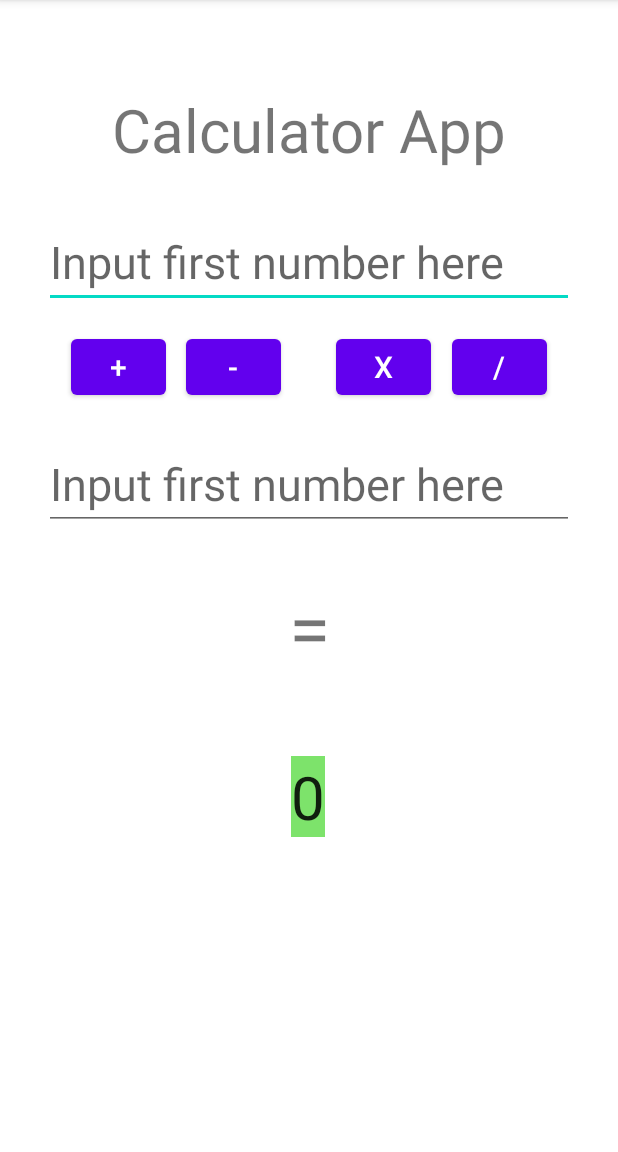
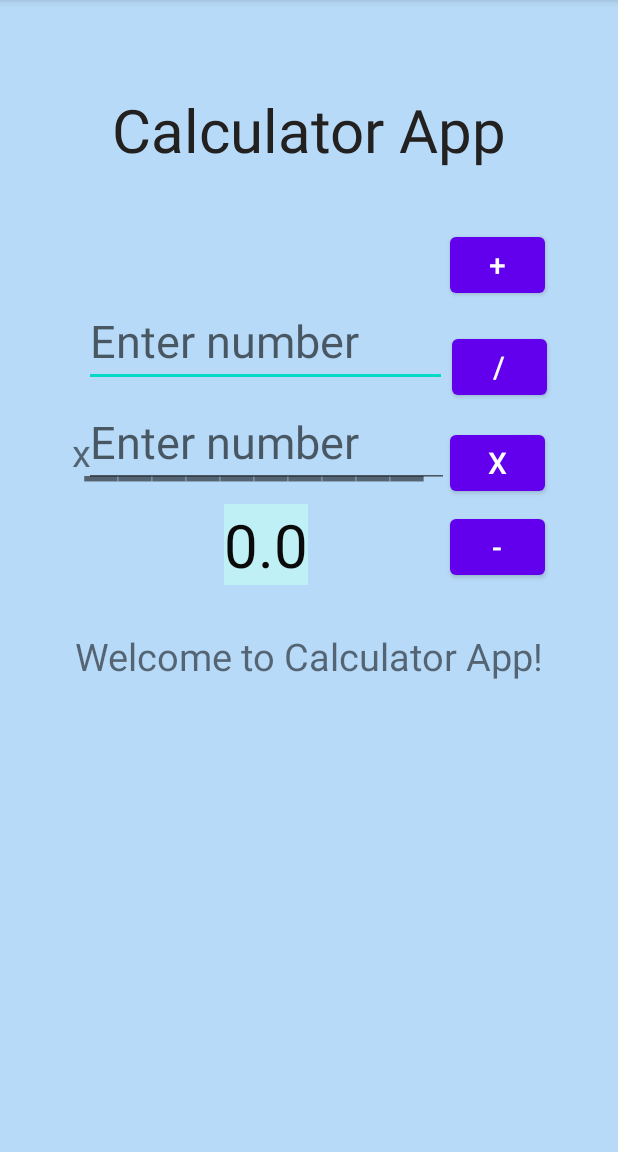
Before and after one commit to Alex-Sauer/MyCalculatorApp, an Android app: the screen it shows after launch (MainActivity), after a tap on an icon or button, on a phone screen of 412 x 824 dp, the part 84-1236 px from its top. Run offline under Robolectric (Android 15) with nearby library versions, the phone set to English and light mode, and no system bars; 2 statements that could not run were skipped.

Commit message:
finished making it look nice

```diff
--- a/app/src/main/java/com/example/mycalcapp/MainActivity.java
+++ b/app/src/main/java/com/example/mycalcapp/MainActivity.java
@@ -8,29 +8,40 @@ import android.view.View;
 import android.widget.EditText;
 import android.widget.TextView;
 
+import java.util.InputMismatchException;
+
 public class MainActivity extends AppCompatActivity {
-
+    int operation = 5;
+    double total=0;
+    int num2;
+    int num1;
+    TextView operationText;
     @Override
     protected void onCreate(Bundle savedInstanceState) {
         super.onCreate(savedInstanceState);
         setContentView(R.layout.activity_main);
+        operationText= (TextView) findViewById(R.id.operation);
     }
-    int operation = 5;
-    int total=0;
+
+
     public void add (View view){
         operation=1;
+        operationText.setText("+");
         solve(view);
     }
     public void sub (View view){
         operation=2;
+        operationText.setText("-");
         solve(view);
     }
     public void multiply (View view){
-        operation=2;
+        operation=3;
+        operationText.setText("x");
         solve(view);
     }
     public void divide (View view){
-        operation=2;
+        operation=4;
+        operationText.setText("/");
         solve(view);
     }
     public void solve(View view){
@@ -40,8 +51,14 @@ public class MainActivity extends AppCompatActivity {
         TextView botTxt = findViewById(R.id.bottomText);
         String topNum = topTxt.getText().toString();
         String botNum = botTxt.getText().toString();
-        int num1= Integer.parseInt(topNum);
-        int num2= Integer.parseInt(botNum);
+        try {
+            num1= Integer.parseInt(topNum);
+            num2= Integer.parseInt(botNum);
+        }catch (InputMismatchException e){
+            TextView textView = (TextView) findViewById(R.id.popUpMessages);
+            textView.setText("Please make sure to enter a whole number");//set the text in edit text
+        }
+
         if (operation==1){
             //add
             total = num1+num2;
@@ -51,10 +68,16 @@ public class MainActivity extends AppCompatActivity {
         }else if(operation==3){
             total = num1*num2;
         }else{
-            total = num1/num2;
+            total = (double)num1/num2;
         }
 
         String wordTotal = ("" + total);
+        if (operation!=4 && wordTotal.charAt(wordTotal.length()-1)==0){
+            wordTotal = wordTotal.substring(0,wordTotal.length()-2);
+        }
+        if (operation==4 && wordTotal.length()>7){
+            wordTotal = wordTotal.substring(0,7);
+        }
         EditText editText = (EditText) findViewById(R.id.answerBox);
         editText.setText(wordTotal);//set the text in edit text
     }
--- a/app/src/main/res/layout/activity_main.xml
+++ b/app/src/main/res/layout/activity_main.xml
@@ -1,9 +1,9 @@
-<?xml version="1.0" encoding="utf-8"?>
 <androidx.constraintlayout.widget.ConstraintLayout xmlns:android="http://schemas.android.com/apk/res/android"
     xmlns:app="http://schemas.android.com/apk/res-auto"
     xmlns:tools="http://schemas.android.com/tools"
     android:layout_width="match_parent"
     android:layout_height="match_parent"
+    android:background="#B7DAF8"
     tools:context=".MainActivity">
 
     <Button
@@ -22,8 +22,8 @@
         android:id="@+id/subtract"
         android:layout_width="63dp"
         android:layout_height="49dp"
-        android:layout_marginStart="124dp"
-        android:layout_marginTop="220dp"
+        android:layout_marginStart="300dp"
+        android:layout_marginTop="340dp"
         android:onClick="sub"
         android:text="-"
         android:textSize="20sp"
@@ -34,9 +34,8 @@
         android:id="@+id/add"
         android:layout_width="63dp"
         android:layout_height="49dp"
-        android:layout_marginStart="47dp"
-        android:layout_marginTop="220dp"
-
+        android:layout_marginStart="300dp"
+        android:layout_marginTop="152dp"
         android:onClick="add"
         android:text="+"
         android:textSize="20sp"
@@ -47,8 +46,8 @@
         android:id="@+id/multiply"
         android:layout_width="63dp"
         android:layout_height="49dp"
-        android:layout_marginStart="224dp"
-        android:layout_marginTop="220dp"
+        android:layout_marginStart="300dp"
+        android:layout_marginTop="284dp"
         android:onClick="multiply"
         android:text="x"
         android:textSize="20sp"
@@ -57,31 +56,29 @@
 
     <EditText
         android:id="@+id/topText"
-        android:layout_width="wrap_content"
-        android:layout_height="wrap_content"
-        android:layout_marginTop="144dp"
+        android:layout_width="242dp"
+        android:layout_height="58dp"
+        android:layout_marginStart="56dp"
+        android:layout_marginTop="200dp"
         android:ems="10"
-        android:hint="Input first number here"
+        android:hint="Enter number"
         android:inputType="textPersonName"
         android:text=""
         android:textSize="30dp"
-        app:layout_constraintEnd_toEndOf="parent"
-        app:layout_constraintHorizontal_bias="0.497"
         app:layout_constraintStart_toStartOf="parent"
         app:layout_constraintTop_toTopOf="parent" />
 
     <EditText
         android:id="@+id/bottomText"
-        android:layout_width="wrap_content"
-        android:layout_height="wrap_content"
-        android:layout_marginTop="292dp"
+        android:layout_width="243dp"
+        android:layout_height="57dp"
+        android:layout_marginStart="56dp"
+        android:layout_marginTop="268dp"
         android:ems="10"
-        android:hint="Input first number here"
+        android:hint="Enter number"
         android:inputType="textPersonName"
         android:text=""
         android:textSize="30dp"
-        app:layout_constraintEnd_toEndOf="parent"
-        app:layout_constraintHorizontal_bias="0.5"
         app:layout_constraintStart_toStartOf="parent"
         app:layout_constraintTop_toTopOf="parent" />
 
@@ -89,22 +86,23 @@
         android:id="@+id/answerBox"
         android:layout_width="wrap_content"
         android:layout_height="wrap_content"
-        android:layout_marginTop="504dp"
-        android:background="#7DE36B"
+        android:layout_marginTop="336dp"
+        android:background="#BEF0F6"
+        android:textColor="#0B0A0A"
         android:textSize="40dp"
         app:layout_constraintEnd_toEndOf="parent"
-        app:layout_constraintHorizontal_bias="0.498"
+        app:layout_constraintHorizontal_bias="0.42"
         app:layout_constraintStart_toStartOf="parent"
         app:layout_constraintTop_toTopOf="parent" />
 
     <TextView
         android:id="@+id/equals"
-        android:layout_width="wrap_content"
-        android:layout_height="wrap_content"
-        android:layout_marginTop="384dp"
-        android:text="="
+        android:layout_width="256dp"
+        android:layout_height="66dp"
+        android:layout_marginStart="56dp"
+        android:layout_marginTop="264dp"
+        android:text="__________"
         android:textSize="50dp"
-        app:layout_constraintEnd_toEndOf="parent"
         app:layout_constraintStart_toStartOf="parent"
         app:layout_constraintTop_toTopOf="parent" />
 
@@ -114,7 +112,31 @@
         android:layout_height="wrap_content"
         android:layout_marginTop="59dp"
         android:text="Calculator App"
+        android:textColor="#232020"
         android:textSize="40dp"
+        app:layout_constraintEnd_toEndOf="parent"
+        app:layout_constraintHorizontal_bias="0.5"
+        app:layout_constraintStart_toStartOf="parent"
+        app:layout_constraintTop_toTopOf="parent" />
+
+    <TextView
+        android:id="@+id/operation"
+        android:layout_width="wrap_content"
+        android:layout_height="wrap_content"
+        android:layout_marginStart="48dp"
+        android:layout_marginTop="284dp"
+        android:text=""
+        android:textSize="25dp"
+        app:layout_constraintStart_toStartOf="parent"
+        app:layout_constraintTop_toTopOf="parent" />
+
+    <TextView
+        android:id="@+id/popUpMessages"
+        android:layout_width="wrap_content"
+        android:layout_height="wrap_content"
+        android:layout_marginTop="420dp"
+        android:text="Welcome to Calculator App!"
+        android:textSize="25dp"
         app:layout_constraintEnd_toEndOf="parent"
         app:layout_constraintHorizontal_bias="0.5"
         app:layout_constraintStart_toStartOf="parent"
```
